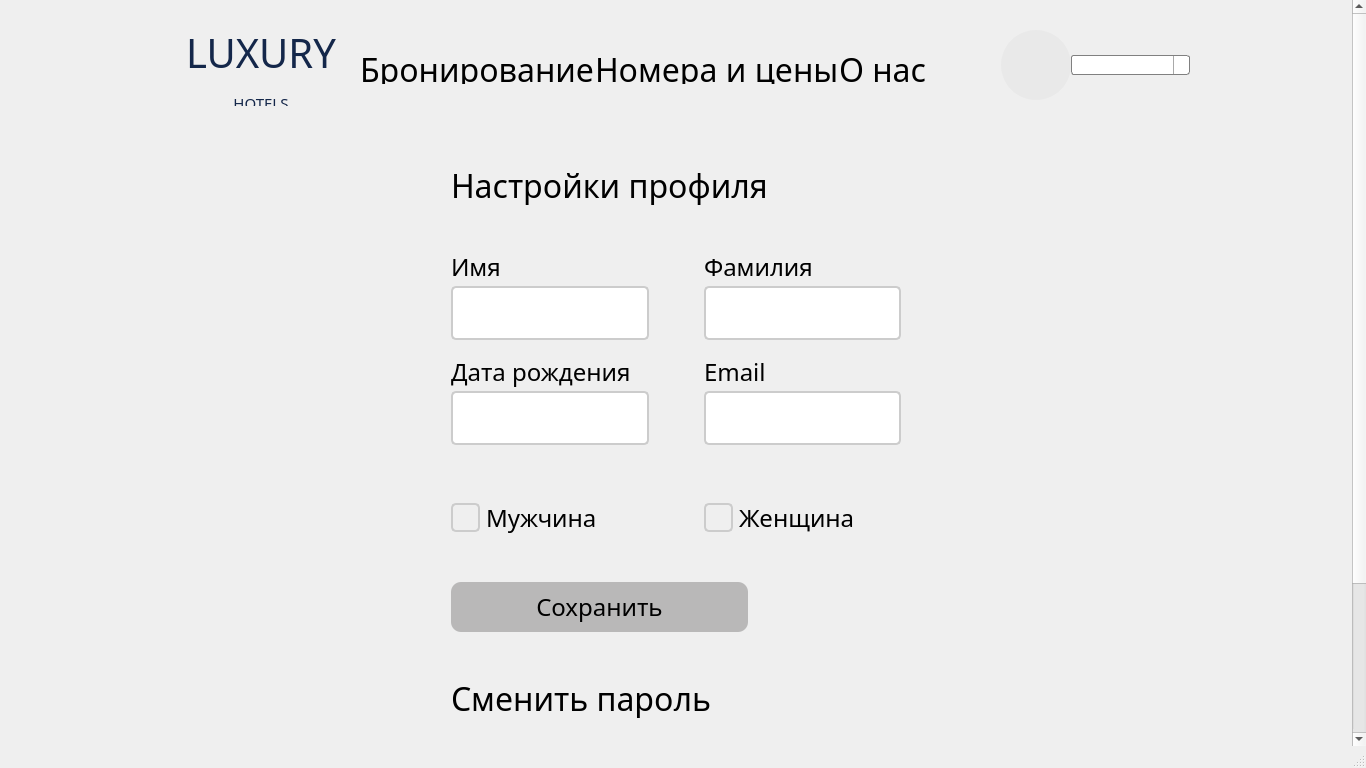
First picture: the form in src/homepage.ui, repository Ruha24/HotelQt, before the edit.
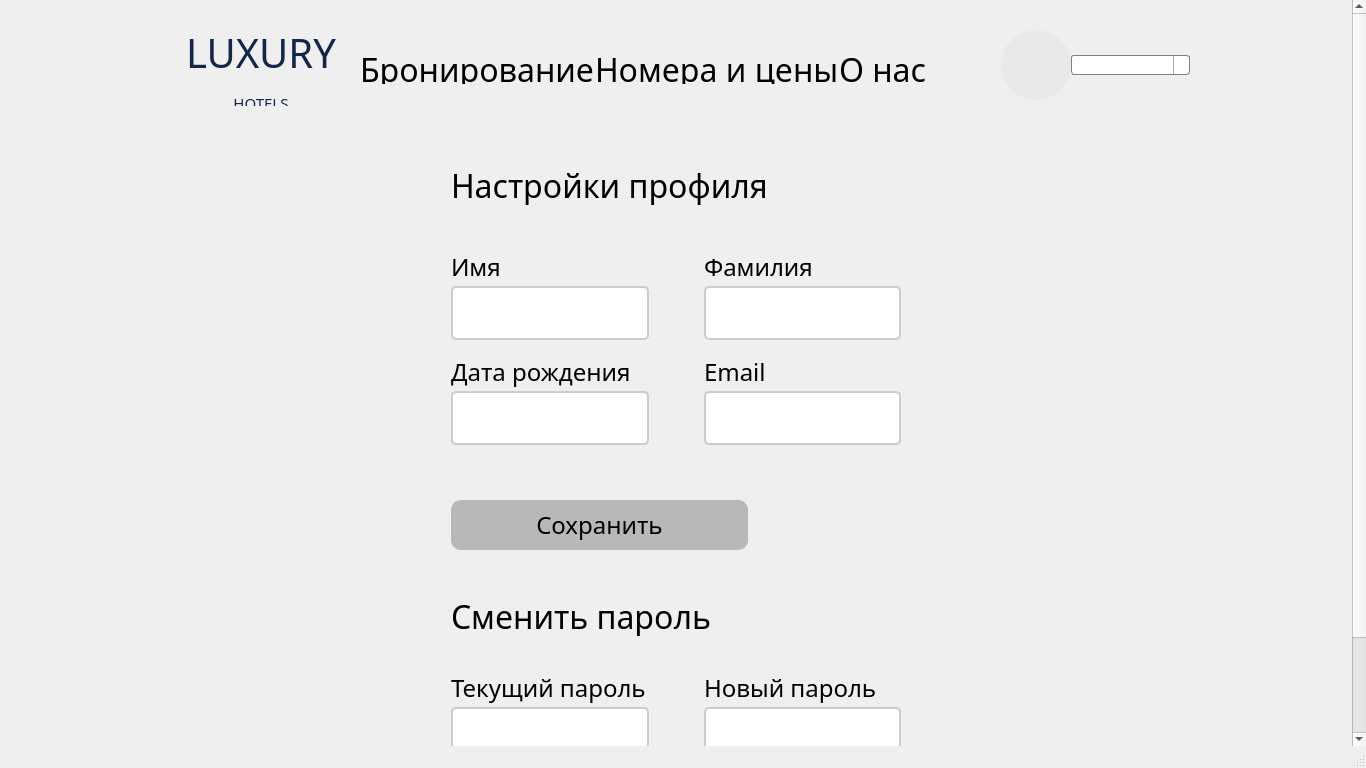
Second picture: the form after the edit. The open tabs and pages were chosen to show the change. Icons and pictures are not drawn.

```diff
--- a/src/homepage.ui
+++ b/src/homepage.ui
@@ -1969,9 +1969,9 @@
            <property name="geometry">
             <rect>
              <x>0</x>
-             <y>0</y>
-             <width>1319</width>
-             <height>1051</height>
+             <y>-211</y>
+             <width>1352</width>
+             <height>957</height>
             </rect>
            </property>
            <property name="styleSheet">
@@ -2530,67 +2530,6 @@
                     </property>
                    </spacer>
                   </item>
-                  <item>
-                   <layout class="QHBoxLayout" name="horizontalLayout_13">
-                    <property name="spacing">
-                     <number>55</number>
-                    </property>
-                    <item>
-                     <widget class="QCheckBox" name="checkBox">
-                      <property name="font">
-                       <font>
-                        <family>Montserrat</family>
-                        <pointsize>18</pointsize>
-                       </font>
-                      </property>
-                      <property name="layoutDirection">
-                       <enum>Qt::LeftToRight</enum>
-                      </property>
-                      <property name="styleSheet">
-                       <string notr="true"/>
-                      </property>
-                      <property name="text">
-                       <string>Мужчина</string>
-                      </property>
-                      <property name="iconSize">
-                       <size>
-                        <width>40</width>
-                        <height>40</height>
-                       </size>
-                      </property>
-                     </widget>
-                    </item>
-                    <item>
-                     <widget class="QCheckBox" name="checkBox_2">
-                      <property name="font">
-                       <font>
-                        <family>Montserrat</family>
-                        <pointsize>18</pointsize>
-                       </font>
-                      </property>
-                      <property name="text">
-                       <string>Женщина</string>
-                      </property>
-                     </widget>
-                    </item>
-                   </layout>
-                  </item>
-                  <item>
-                   <spacer name="verticalSpacer_2">
-                    <property name="orientation">
-                     <enum>Qt::Vertical</enum>
-                    </property>
-                    <property name="sizeType">
-                     <enum>QSizePolicy::Fixed</enum>
-                    </property>
-                    <property name="sizeHint" stdset="0">
-                     <size>
-                      <width>20</width>
-                      <height>32</height>
-                     </size>
-                    </property>
-                   </spacer>
-                  </item>
                   <item>
                    <widget class="QPushButton" name="saveDataUser">
                     <property name="minimumSize">
@@ -2709,7 +2648,11 @@
                        </widget>
                       </item>
                       <item>
-                       <widget class="QLineEdit" name="currentPasswordtxt"/>
+                       <widget class="QLineEdit" name="currentPasswordtxt">
+                        <property name="echoMode">
+                         <enum>QLineEdit::Password</enum>
+                        </property>
+                       </widget>
                       </item>
                      </layout>
                     </item>
@@ -2738,7 +2681,11 @@
                        </widget>
                       </item>
                       <item>
-                       <widget class="QLineEdit" name="newPasswordtxt"/>
+                       <widget class="QLineEdit" name="newPasswordtxt">
+                        <property name="echoMode">
+                         <enum>QLineEdit::Password</enum>
+                        </property>
+                       </widget>
                       </item>
                      </layout>
                     </item>
```
Left out of the diff: 6 changed lines with no effect on the pictures.
